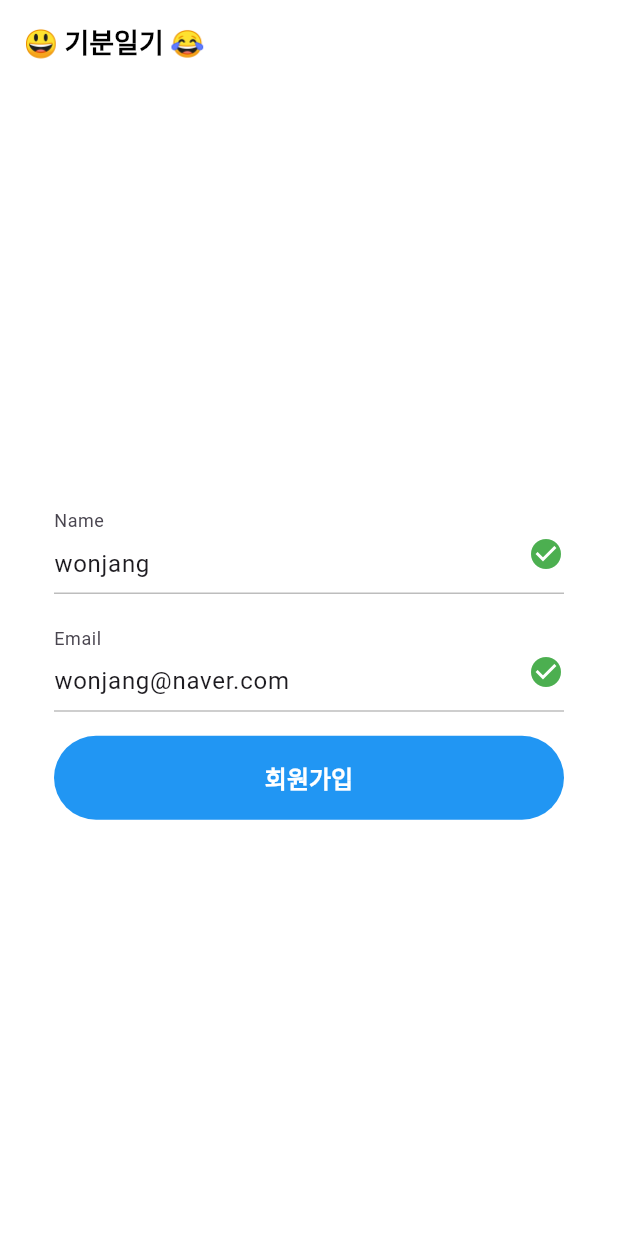
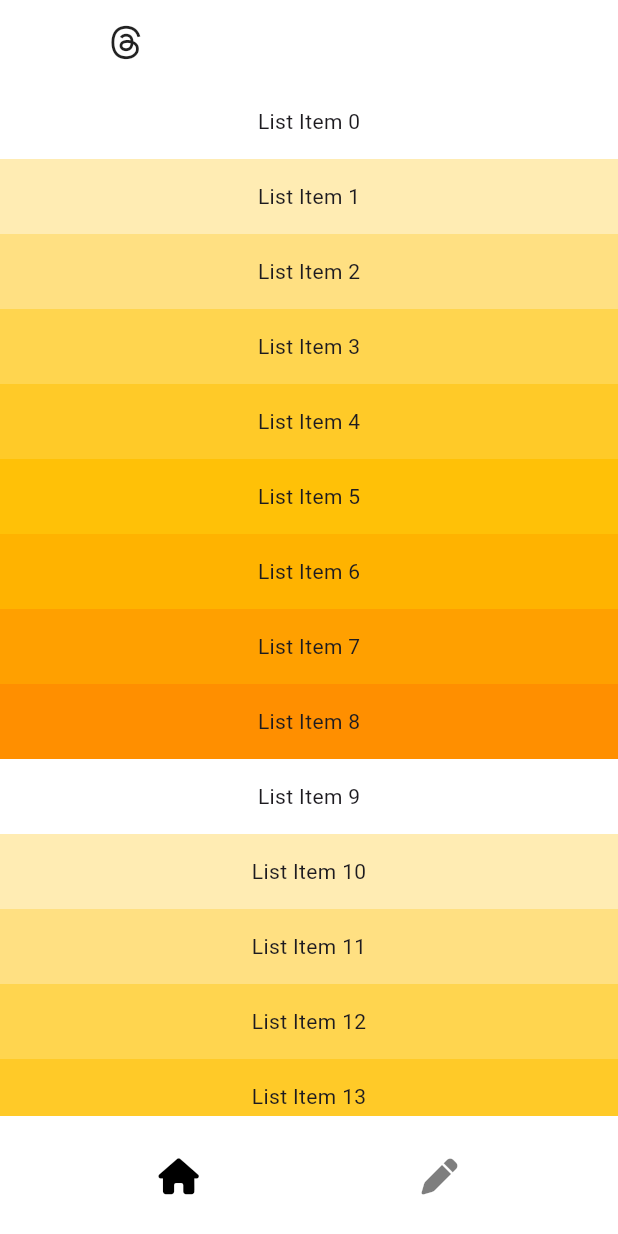
Before and after one commit to wonjangcloud9/n-f-2, a Flutter app: the screen it shows after launch, on a phone screen of 412 x 824 dp. Run offline on Flutter 3.47's test engine with Material 3 defaults, Android fonts, the phone set to English and light mode, and no system bars; our stand-ins replace cloud_firestore, firebase_core, firebase_storage, flutter_riverpod, font_awesome_flutter, go_router; accounts and stored records are empty; generated files the repository leaves out were written again.

Commit message:
feature: 홈과 게시물 작성 페이지 ㅕUI만

```diff
--- a/lib/features/main_navigation/views/main_navigation_screen.dart
+++ b/lib/features/main_navigation/views/main_navigation_screen.dart
@@ -1,13 +1,76 @@
 import 'package:flutter/material.dart';
+import 'package:font_awesome_flutter/font_awesome_flutter.dart';
+import 'package:resultnomad/constants/sizes.dart';
+import 'package:resultnomad/features/main_navigation/views/widgets/nav_tab.dart';
+import 'package:resultnomad/features/posts/views/home_screen.dart';
+import 'package:resultnomad/features/posts/views/write_screen.dart';
 
-class MainNavigationScreen extends StatelessWidget {
+class MainNavigationScreen extends StatefulWidget {
   const MainNavigationScreen({super.key});
 
   @override
+  State<MainNavigationScreen> createState() => _MainNavigationScreenState();
+}
+
+class _MainNavigationScreenState extends State<MainNavigationScreen> {
+  int _selectedIndex = 0;
+
+  final screens = [
+    const HomeScreen(),
+    const WriteScreen(),
+  ];
+
+  void _onTap(int index) {
+    setState(() {
+      _selectedIndex = index;
+    });
+  }
+
+  @override
   Widget build(BuildContext context) {
-    return const Scaffold(
-      body: Center(
-        child: Text('Main Navigation Screen'),
+    return Scaffold(
+      resizeToAvoidBottomInset: false,
+      backgroundColor: _selectedIndex == 0 ? Colors.black : Colors.white,
+      body: Stack(
+        children: [
+          Offstage(
+            offstage: _selectedIndex != 0,
+            child: screens[0],
+          ),
+          Offstage(
+            offstage: _selectedIndex != 1,
+            child: screens[_selectedIndex],
+          ),
+        ],
+      ),
+      bottomNavigationBar: BottomAppBar(
+        color: Colors.white,
+        elevation: 0,
+        child: Padding(
+          padding: const EdgeInsets.all(
+            Sizes.size16,
+          ),
+          child: Row(
+            crossAxisAlignment: CrossAxisAlignment.start,
+            mainAxisAlignment: MainAxisAlignment.spaceBetween,
+            children: [
+              NavTab(
+                isSelected: _selectedIndex == 0,
+                icon: FontAwesomeIcons.house,
+                selectedIcon: FontAwesomeIcons.house,
+                onTap: () => _onTap(0),
+                selectedIndex: _selectedIndex,
+              ),
+              NavTab(
+                isSelected: _selectedIndex == 1,
+                icon: FontAwesomeIcons.pen,
+                selectedIcon: FontAwesomeIcons.pencil,
+                onTap: () => _onTap(1),
+                selectedIndex: _selectedIndex,
+              ),
+            ],
+          ),
+        ),
       ),
     );
   }
--- /dev/null
+++ b/lib/features/main_navigation/views/widgets/nav_tab.dart
@@ -0,0 +1,46 @@
+import 'package:flutter/material.dart';
+import 'package:font_awesome_flutter/font_awesome_flutter.dart';
+import 'package:resultnomad/constants/sizes.dart';
+
+class NavTab extends StatelessWidget {
+  const NavTab({
+    super.key,
+    required this.isSelected,
+    required this.icon,
+    required this.onTap,
+    required this.selectedIcon,
+    required this.selectedIndex,
+  });
+
+  final bool isSelected;
+  final IconData icon;
+  final IconData selectedIcon;
+  final Function onTap;
+  final int selectedIndex;
+
+  @override
+  Widget build(BuildContext context) {
+    return Expanded(
+      child: GestureDetector(
+        onTap: () => onTap(),
+        child: Container(
+          color: Colors.white,
+          child: AnimatedOpacity(
+            opacity: isSelected ? 1 : 0.5,
+            duration: const Duration(milliseconds: 300),
+            child: Column(
+              mainAxisSize: MainAxisSize.min,
+              children: [
+                FaIcon(
+                  isSelected ? selectedIcon : icon,
+                  color: Colors.black,
+                  size: Sizes.size24,
+                ),
+              ],
+            ),
+          ),
+        ),
+      ),
+    );
+  }
+}
--- /dev/null
+++ b/lib/features/posts/views/home_screen.dart
@@ -0,0 +1,42 @@
+import 'package:flutter/material.dart';
+import 'package:font_awesome_flutter/font_awesome_flutter.dart';
+import 'package:resultnomad/features/posts/views/widgets/home_post.dart';
+
+class HomeScreen extends StatelessWidget {
+  const HomeScreen({super.key});
+
+  @override
+  Widget build(BuildContext context) {
+    return Scaffold(
+      body: RefreshIndicator(
+        onRefresh: () async {
+          await Future.delayed(
+            const Duration(
+              seconds: 1,
+            ),
+          );
+        },
+        displacement: 50,
+        edgeOffset: 20,
+        child: CustomScrollView(
+          slivers: <Widget>[
+            const SliverAppBar(
+              pinned: false,
+              expandedHeight: 50.0,
+              flexibleSpace: FlexibleSpaceBar(
+                title: Icon(
+                  FontAwesomeIcons.threads,
+                ),
+              ),
+            ),
+            SliverList.builder(
+              itemBuilder: (BuildContext context, int index) {
+                return HomePost(index: index);
+              },
+            ),
+          ],
+        ),
+      ),
+    );
+  }
+}
--- /dev/null
+++ b/lib/features/posts/views/widgets/home_post.dart
@@ -0,0 +1,23 @@
+import 'package:flutter/material.dart';
+
+class HomePost extends StatelessWidget {
+  final int index;
+
+  const HomePost({
+    super.key,
+    required this.index,
+  });
+
+  @override
+  Widget build(BuildContext context) {
+    return Container(
+      height: 50,
+      color: Colors.amber[100 * (index % 9)],
+      child: Center(
+        child: Text(
+          'List Item $index',
+        ),
+      ),
+    );
+  }
+}
--- /dev/null
+++ b/lib/features/posts/views/write_screen.dart
@@ -0,0 +1,14 @@
+import 'package:flutter/material.dart';
+
+class WriteScreen extends StatelessWidget {
+  const WriteScreen({super.key});
+
+  @override
+  Widget build(BuildContext context) {
+    return const Scaffold(
+      body: Center(
+        child: Text('Write Screen'),
+      ),
+    );
+  }
+}
--- a/lib/router.dart
+++ b/lib/router.dart
@@ -3,7 +3,7 @@ import 'package:resultnomad/features/auth/views/login_screen.dart';
 import 'package:resultnomad/features/main_navigation/views/main_navigation_screen.dart';
 
 final router = GoRouter(
-  initialLocation: '/login',
+  initialLocation: '/',
   routes: [
     GoRoute(
       path: '/',
```
